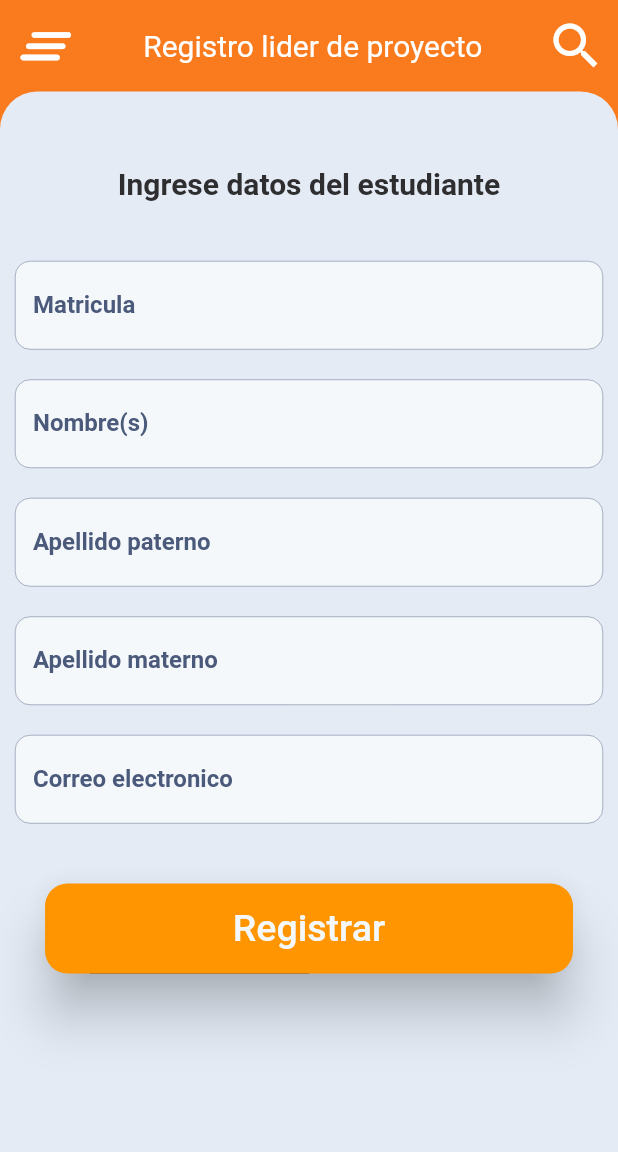
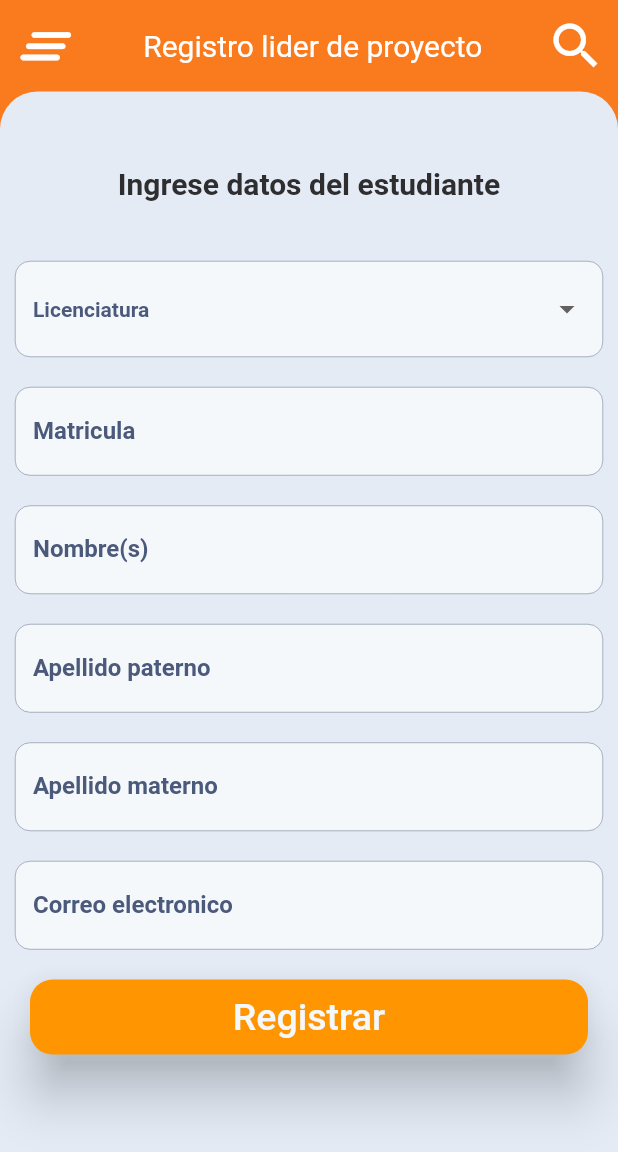
Before and after one commit to NueveSeis/innovaITO_regional, a Flutter app: the RegistroUsuarioLiderScreen screen opened by its route, on a phone screen of 412 x 824 dp. Shown: the top 1152 px of the screen. Run offline on Flutter 3.47's test engine with Material 2 defaults, Android fonts, the phone set to English and light mode, and no system bars.

Commit message:
formulario registro lider con boton

```diff
--- a/lib/main.dart
+++ b/lib/main.dart
@@ -17,7 +17,7 @@ class MyApp extends StatelessWidget {
     final temaActua = Provider.of<CambiarTema>(context).temaActual;
 
     return MaterialApp(
-      theme: temaActua,
+      theme: AppTema.modoLuz,
       debugShowCheckedModeBanner: false,
       title: 'Innova ITO',
       initialRoute: 'menu_lateral',
--- a/lib/screens/registro_usuario_lider_screen.dart
+++ b/lib/screens/registro_usuario_lider_screen.dart
@@ -1,4 +1,5 @@
 import 'package:flutter/material.dart';
+import 'package:innova_ito/theme/app_tema.dart';
 import 'package:innova_ito/theme/cambiar_tema.dart';
 import 'package:innova_ito/ui/input_decorations.dart';
 import 'package:innova_ito/widgets/widgets.dart';
@@ -16,7 +17,7 @@ class RegistroUsuarioLiderScreen extends StatelessWidget {
             fontSize: 20,
             widget: Column(
               children: [
-                SizedBox(height: 50),
+                const SizedBox(height: 50),
                 Text(
                   'Ingrese datos del estudiante',
                   style: TextStyle(
@@ -27,27 +28,48 @@ class RegistroUsuarioLiderScreen extends StatelessWidget {
                       fontSize: 20),
                 ),
                 SingleChildScrollView(
-                  padding: EdgeInsets.symmetric(vertical: 20, horizontal: 10),
+                  padding:
+                      const EdgeInsets.symmetric(vertical: 20, horizontal: 10),
                   child: Form(
                       child: Column(
                     children: [
-                      SizedBox(height: 20),
-                      TextFormField(
-                        style: TextStyle(
+                      const SizedBox(height: 20),
+                      DropdownButtonFormField(
+                          value: 'Licenciatura',
+                          style: const TextStyle(
                               color: CambiarTema.bluegrey700,
                               fontWeight: FontWeight.bold),
+                          items: const [
+                            DropdownMenuItem(
+                              value: 'Licenciatura',
+                              child: Text('Licenciatura'),
+                            ),
+                            DropdownMenuItem(
+                              value: 'Postgrado',
+                              child: Text('Postgrado'),
+                            ),
+                          ],
+                          onChanged: (value) {
+                            print(value);
+                          }),
+                      const SizedBox(height: 20),
+                      TextFormField(
                         autocorrect: false,
                         keyboardType: TextInputType.emailAddress,
+                        style: const TextStyle(
+                            color: CambiarTema.bluegrey700,
+                            fontWeight: FontWeight.bold),
                         decoration: InputDecorations.registroLiderDecoration(
                           hintText: 'Ingrese matricula',
                           labelText: 'Matricula',
+
                           //prefixIcon: Icons.person
                         ),
                         //onChanged: (value) => accesoFormulario.correo = value,
                       ),
-                      SizedBox(height: 20),
+                      const SizedBox(height: 20),
                       TextFormField(
-                        style: TextStyle(
+                        style: const TextStyle(
                             color: CambiarTema.bluegrey700,
                             fontWeight: FontWeight.bold),
                         autocorrect: false,
@@ -59,9 +81,9 @@ class RegistroUsuarioLiderScreen extends StatelessWidget {
                         ),
                         //onChanged: (value) => accesoFormulario.correo = value,
                       ),
-                      SizedBox(height: 20),
+                      const SizedBox(height: 20),
                       TextFormField(
-                        style: TextStyle(
+                        style: const TextStyle(
                             color: CambiarTema.bluegrey700,
                             fontWeight: FontWeight.bold),
                         autocorrect: false,
@@ -73,9 +95,9 @@ class RegistroUsuarioLiderScreen extends StatelessWidget {
                         ),
                         //onChanged: (value) => accesoFormulario.correo = value,
                       ),
-                      SizedBox(height: 20),
+                      const SizedBox(height: 20),
                       TextFormField(
-                        style: TextStyle(
+                        style: const TextStyle(
                             color: CambiarTema.bluegrey700,
                             fontWeight: FontWeight.bold),
                         autocorrect: false,
@@ -87,9 +109,9 @@ class RegistroUsuarioLiderScreen extends StatelessWidget {
                         ),
                         //onChanged: (value) => accesoFormulario.correo = value,
                       ),
-                      SizedBox(height: 20),
+                      const SizedBox(height: 20),
                       TextFormField(
-                        style: TextStyle(
+                        style: const TextStyle(
                             color: CambiarTema.bluegrey700,
                             fontWeight: FontWeight.bold),
                         autocorrect: false,
@@ -101,20 +123,15 @@ class RegistroUsuarioLiderScreen extends StatelessWidget {
                         ),
                         //onChanged: (value) => accesoFormulario.correo = value,
                       ),
-                      SizedBox(height: 20),
+//                      SizedBox(height: 20),
                       Container(
+                        height: 50,
                         width: double.infinity,
-                        margin:
-                            EdgeInsets.symmetric(vertical: 20, horizontal: 20),
-                        child: MaterialButton(
-                            splashColor: CambiarTema.grey100,
-                            shape: RoundedRectangleBorder(
-                              borderRadius: BorderRadius.circular(15),
-                            ),
-                            height: 60,
-                            elevation: 15.0,
-                            color: CambiarTema.pizazz,
-                            child: Container(
+                        margin: const EdgeInsets.symmetric(
+                            vertical: 20, horizontal: 10),
+                        child: ElevatedButton(
+                          child: Center(
+                              //height: 50,
                               child: Text(
                             'Registrar',
                             style: TextStyle(
@@ -123,7 +140,8 @@ class RegistroUsuarioLiderScreen extends StatelessWidget {
                           onPressed: () {
                             Navigator.pushNamed(
                                 context, 'registro_usuario_lider');
-                            }),
+                          },
+                        ),
                       ),
                     ],
                   )),
--- a/lib/theme/app_tema.dart
+++ b/lib/theme/app_tema.dart
@@ -8,6 +8,8 @@ class AppTema {
   static const Color indigo50 = Color(0xFFE4EBF5); //Indigo50
   static const Color grey100 = Color(0xFFF4F8FB); //Grey100
   static const Color bluegrey700 = Color(0xFF4B597B);
+  static const Color redA400 = Color(0xFFEF003B);
+  static const Color greenS400 = Color(0xFF66BB6A);
 
   static final ThemeData modoOscuro = ThemeData.dark().copyWith(
     scaffoldBackgroundColor: balticSea,
@@ -15,5 +17,40 @@ class AppTema {
 
   static final ThemeData modoLuz = ThemeData.light().copyWith(
     scaffoldBackgroundColor: primario,
+
+    //inputs de los forms y tambien drops
+    inputDecorationTheme: InputDecorationTheme(
+      filled: true,
+      fillColor: grey100,
+      enabledBorder: OutlineInputBorder(
+          borderSide: const BorderSide(
+            color: bluegrey700,
+            width: 0.3,
+          ),
+          borderRadius: BorderRadius.circular(10.0)),
+      focusedBorder: OutlineInputBorder(
+        borderSide: const BorderSide(
+          color: primario,
+          width: 1,
+        ),
+        borderRadius: BorderRadius.circular(10.0),
+      ),
+      border: const OutlineInputBorder(
+        borderRadius: BorderRadius.only(
+            bottomLeft: Radius.circular(10), topRight: Radius.circular(10)),
+      ),
+      hintStyle:
+          const TextStyle(color: bluegrey700, fontWeight: FontWeight.normal),
+      labelStyle: const TextStyle(color: bluegrey700),
+    ),
+
+    elevatedButtonTheme: ElevatedButtonThemeData(
+        style: ElevatedButton.styleFrom(
+      primary: pizazz,
+      elevation: 15,
+      shape: RoundedRectangleBorder(
+        borderRadius: BorderRadius.circular(15),
+      ),
+    )),
   );
 }
--- a/lib/ui/input_decorations.dart
+++ b/lib/ui/input_decorations.dart
@@ -34,26 +34,8 @@ class InputDecorations {
       required String labelText,
       IconData? prefixIcon}) {
     return InputDecoration(
-        filled: true,
-        fillColor: CambiarTema.grey100,
-        enabledBorder: OutlineInputBorder(
-            borderSide: const BorderSide(
-              color: CambiarTema.bluegrey700,
-              width: 0.3,
-            ),
-            borderRadius: BorderRadius.circular(10.0)),
-        focusedBorder: OutlineInputBorder(
-          borderSide: const BorderSide(
-            color: Color.fromRGBO(250, 122, 30, 1),
-            width: 1,
-          ),
-          borderRadius: BorderRadius.circular(10.0),
-        ),
         hintText: hintText,
-        hintStyle: TextStyle(
-            color: CambiarTema.bluegrey700, fontWeight: FontWeight.normal),
         labelText: labelText,
-        labelStyle: const TextStyle(color: CambiarTema.bluegrey700),
         prefixIcon: prefixIcon != null
             ? Icon(prefixIcon, color: const Color.fromRGBO(28, 27, 31, 0.9))
             : null);
```
Lines whose indentation alone changed are shown as unchanged.
